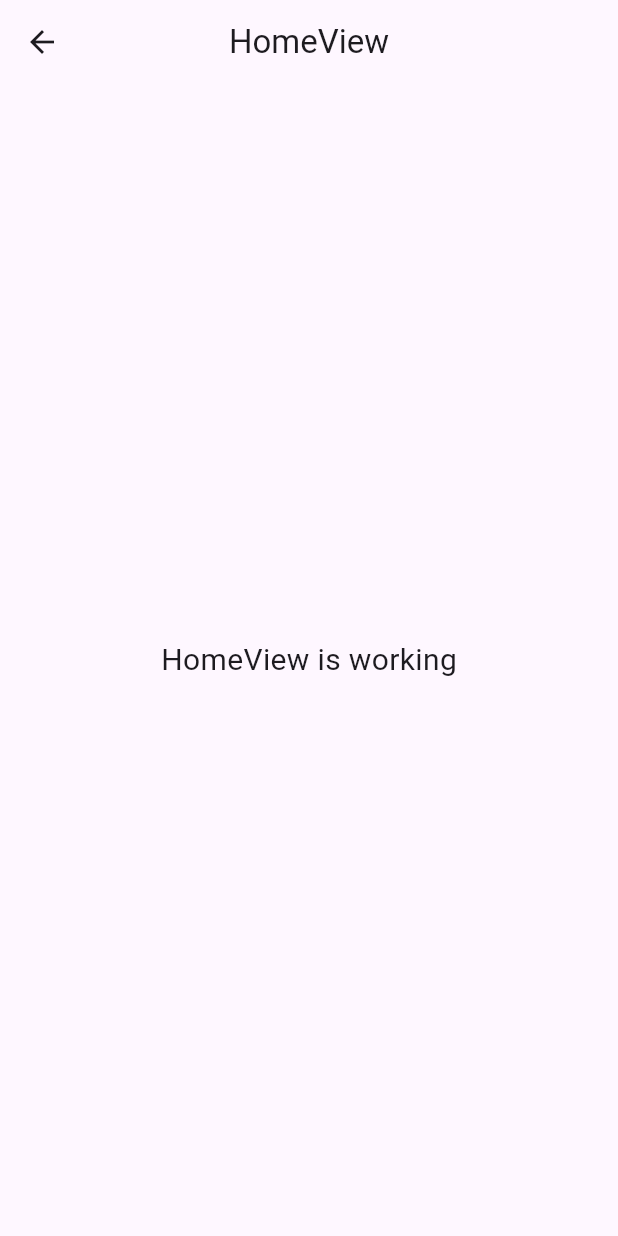
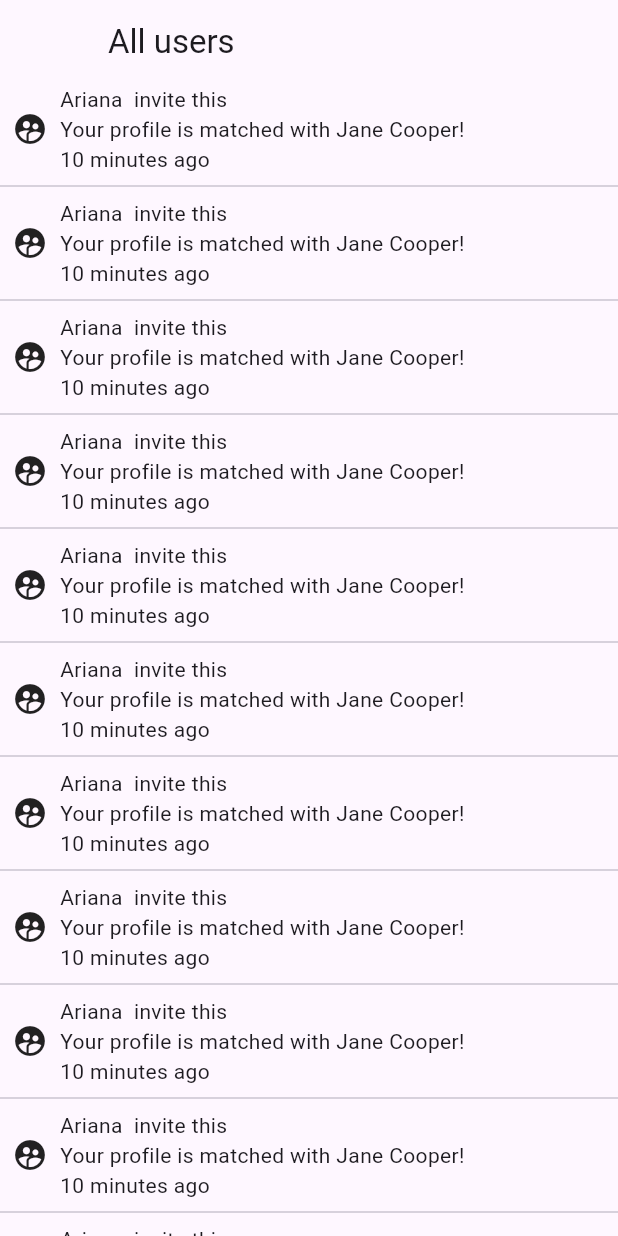
Before and after one commit to Syed-Bipul-Rahman/master-caller, a Flutter app: the HomeView screen opened by its route, on a phone screen of 412 x 824 dp. Run offline on Flutter 3.47's test engine with Material 3 defaults, Android fonts, the phone set to English and light mode, and no system bars; our stand-ins replace flutter_screenutil, flutter_svg, get, google_fonts, logger.

Commit message:
some changes

```diff
--- a/lib/app/modules/home/views/home_view.dart
+++ b/lib/app/modules/home/views/home_view.dart
@@ -1,22 +1,46 @@
 import 'package:flutter/material.dart';
-
 import 'package:get/get.dart';
-
 import '../controllers/home_controller.dart';
 
 class HomeView extends GetView<HomeController> {
   const HomeView({super.key});
+
   @override
   Widget build(BuildContext context) {
     return Scaffold(
       appBar: AppBar(
-        title: const Text('HomeView'),
-        centerTitle: true,
+        title: Text("All users"),
+        centerTitle: false,
+        leading: Text(""),
       ),
-      body: const Center(
-        child: Text(
-          'HomeView is working',
-          style: TextStyle(fontSize: 20),
+      body: SafeArea(
+        child: ListView.separated(
+          itemBuilder: (context, index) {
+            return Column(
+              children: [
+                Row(
+                  children: [
+                    Padding(
+                      padding: const EdgeInsets.all(8.0),
+                      child: Icon(Icons.supervised_user_circle_rounded),
+                    ),
+                    Column(
+                      crossAxisAlignment: CrossAxisAlignment.start,
+                      children: [
+                        Text("Ariana  invite this"),
+                        Text("Your profile is matched with Jane Cooper!"),
+                        Text("10 minutes ago"),
+                      ],
+                    ),
+                  ],
+                ),
+              ],
+            );
+          },
+          separatorBuilder: (contex, index) {
+            return Divider();
+          },
+          itemCount: 15,
         ),
       ),
     );
--- a/lib/app/modules/singUpPage/views/sing_up_page_view.dart
+++ b/lib/app/modules/singUpPage/views/sing_up_page_view.dart
@@ -6,6 +6,7 @@
 
 import '../../../../common/widgets/buttons/customInput.dart';
 import '../../../../common/widgets/buttons/primary_buttons.dart';
+import '../../../routes/app_pages.dart';
 import '../controllers/sing_up_page_controller.dart';
 
 class SingUpPageView extends GetView<SingUpPageController> {
@@ -161,7 +162,7 @@
                 SizedBox(height: 16.h),
                 PrimaryButton(
                   onPressed: () {
-                 //   Get.toNamed(Routes.USER_SIGN_UP_SECOND_PAGE);
+               //    Get.toNamed(Routes.HOME);
                   },
                   text: "Next",
                   width: double.infinity,
--- a/lib/app/routes/app_routes.dart
+++ b/lib/app/routes/app_routes.dart
@@ -6,6 +6,7 @@
   static const HOME = _Paths.HOME;
   static const LOGIN_PAGE = _Paths.LOGIN_PAGE;
   static const SING_UP_PAGE = _Paths.SING_UP_PAGE;
+  static const SPLASH = _Paths.SPLASH;
 }
 
 abstract class _Paths {
@@ -13,4 +14,5 @@
   static const HOME = '/home';
   static const LOGIN_PAGE = '/login-page';
   static const SING_UP_PAGE = '/sing-up-page';
+  static const SPLASH = '/splash';
 }
```
Also changed, not shown: lib/app/modules/loginPage/views/login_page_view.dart (+5 -5 lines), lib/app/modules/splash/bindings/splash_binding.dart (added, +12 -0 lines), lib/app/modules/splash/controllers/splash_controller.dart (added, +23 -0 lines), lib/app/modules/splash/views/splash_view.dart (added, +24 -0 lines), lib/app/routes/app_pages.dart (+7 -0 lines), 1 other file.
